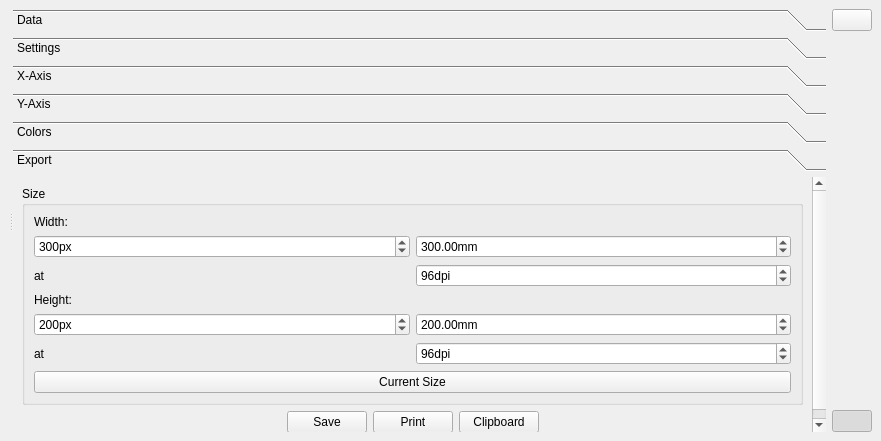
Old version of the form plotwindow.ui in the repository Rob0xFF/PhyxCalc.
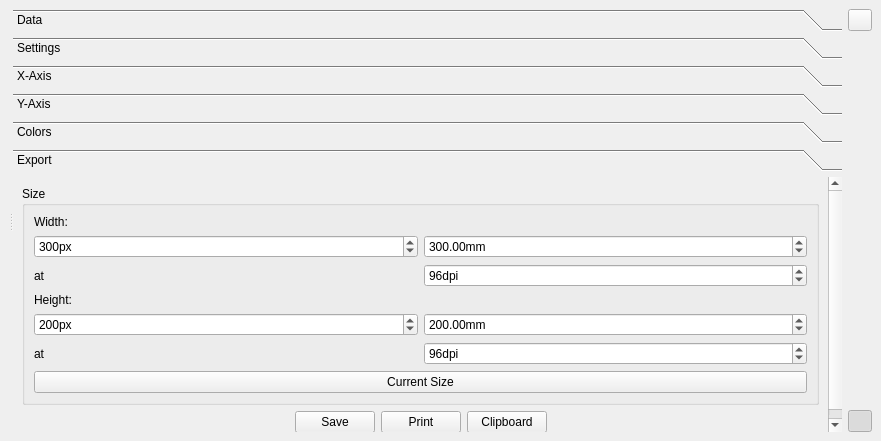
New version of the form. Custom widgets are drawn as their Qt base class.

What changed in the file:
```diff
--- a/plotwindow.ui
+++ b/plotwindow.ui
@@ -961,7 +961,7 @@
          <rect>
           <x>0</x>
           <y>0</y>
-          <width>720</width>
+          <width>747</width>
           <height>267</height>
          </rect>
         </property>
@@ -1204,6 +1204,12 @@
           <verstretch>0</verstretch>
          </sizepolicy>
         </property>
+        <property name="maximumSize">
+         <size>
+          <width>24</width>
+          <height>24</height>
+         </size>
+        </property>
         <property name="text">
          <string/>
         </property>
@@ -1230,6 +1236,12 @@
           <verstretch>0</verstretch>
          </sizepolicy>
         </property>
+        <property name="maximumSize">
+         <size>
+          <width>24</width>
+          <height>24</height>
+         </size>
+        </property>
         <property name="text">
          <string/>
         </property>
```
Left out of the diff: 10 changed lines with no effect on the pictures.
